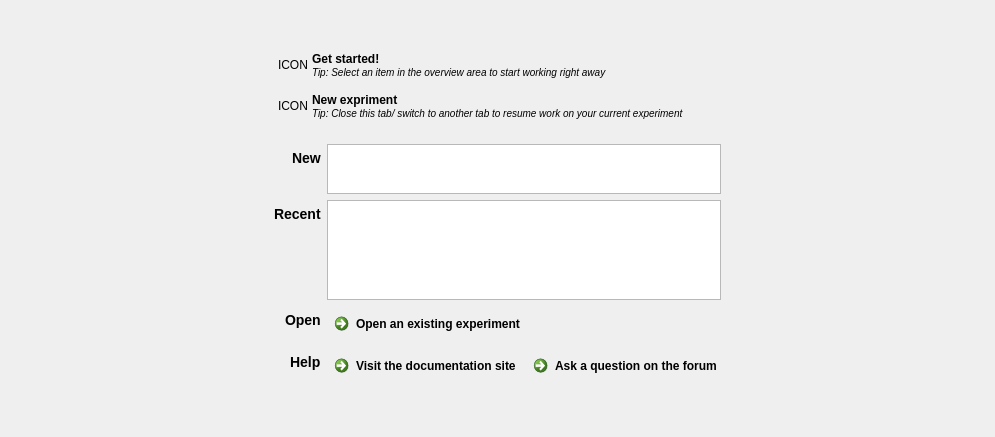
The window that resources/ui/start_new_widget.ui (open-cogsci/OpenSesame) describes before a commit, drawn with Qt 5.
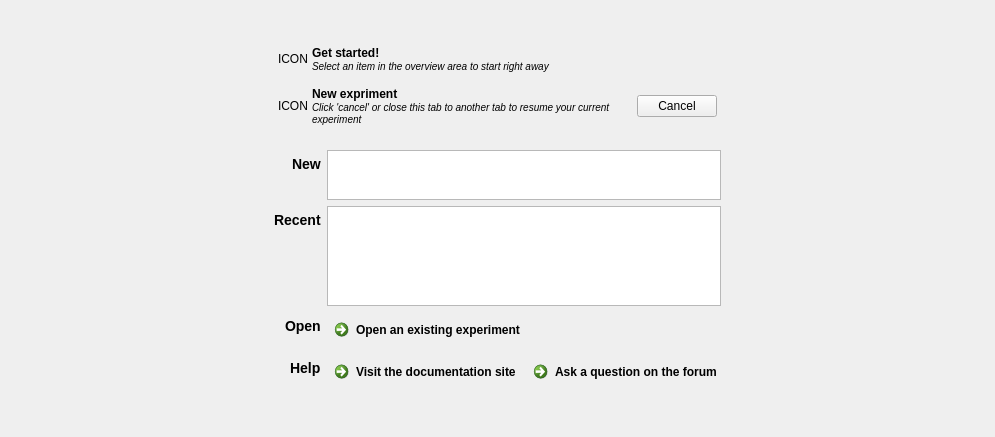
The same window after the commit. Custom widgets are drawn as their Qt base class.

Commit message: Further improvements to start new widget, including a cancel button

What changed in the file:
```diff
--- a/resources/ui/start_new_widget.ui
+++ b/resources/ui/start_new_widget.ui
@@ -117,7 +117,10 @@
                 <widget class="QLabel" name="label_2">
                  <property name="text">
                   <string>&lt;b&gt;Get started!&lt;/b&gt;&lt;br /&gt;
-&lt;small&gt;&lt;i&gt;Tip: Select an item in the overview area to start working right away&lt;/i&gt;&lt;/small&gt;</string>
+&lt;small&gt;&lt;i&gt;Select an item in the overview area to start right away&lt;/i&gt;&lt;/small&gt;</string>
+                 </property>
+                 <property name="wordWrap">
+                  <bool>true</bool>
                  </property>
                 </widget>
                </item>
@@ -250,7 +253,23 @@
                 <widget class="QLabel" name="label">
                  <property name="text">
                   <string>&lt;b&gt;New expriment&lt;/b&gt;&lt;br /&gt;
-&lt;small&gt;&lt;i&gt;Tip: Close this tab/ switch to another tab to resume work on your current experiment&lt;/i&gt;&lt;/small&gt;</string>
+&lt;small&gt;&lt;i&gt;Click 'cancel' or close this tab to another tab to resume your current experiment&lt;/i&gt;&lt;/small&gt;</string>
+                 </property>
+                 <property name="wordWrap">
+                  <bool>true</bool>
+                 </property>
+                </widget>
+               </item>
+               <item>
+                <widget class="QPushButton" name="button_cancel">
+                 <property name="sizePolicy">
+                  <sizepolicy hsizetype="Fixed" vsizetype="Fixed">
+                   <horstretch>0</horstretch>
+                   <verstretch>0</verstretch>
+                  </sizepolicy>
+                 </property>
+                 <property name="text">
+                  <string>Cancel</string>
                  </property>
                 </widget>
                </item>
```
The commit also changes 3 other files.
